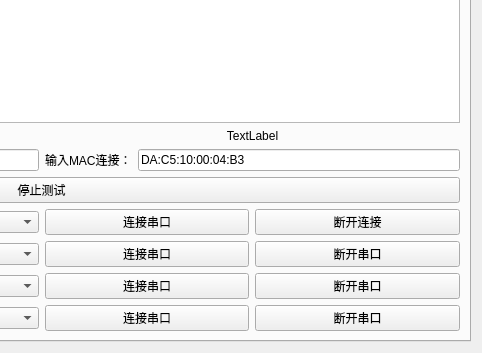
yuhuang163/test, file work_station/freework/qfreework.ui: the form before one commit; both pictures show x 399 to 881 and y 163 to 516 of the 881 by 516 pixel window.
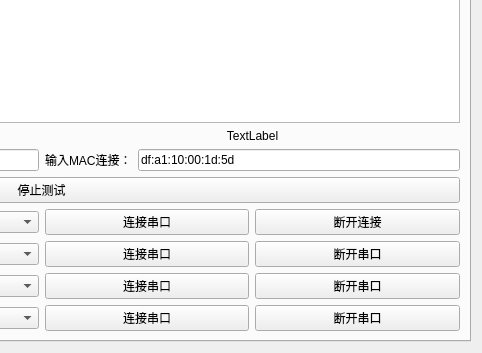
The form after the commit.

Patch:
```diff
--- a/work_station/freework/qfreework.ui
+++ b/work_station/freework/qfreework.ui
@@ -167,7 +167,7 @@
                  <string/>
                 </property>
                 <property name="text">
-                 <string>DA:C5:10:00:04:B3</string>
+                 <string>df:a1:10:00:1d:5d</string>
                 </property>
                 <property name="placeholderText">
                  <string>切换英文输入再扫码</string>
```
